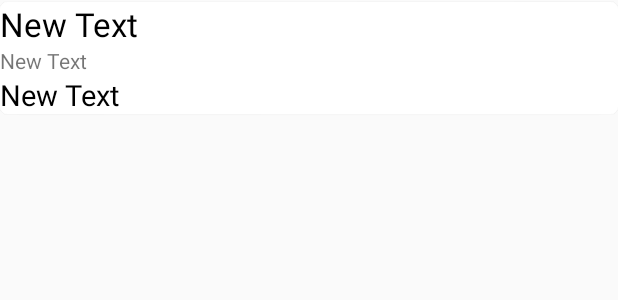
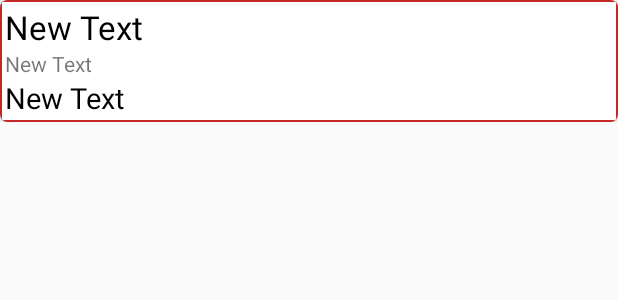
Before and after one commit to CreditApp/CreditApp, an Android app: the layout adapter_news.xml on its own in the app's theme, with its tools: preview values and no code run, on a phone screen of 412 x 824 dp. Shown: the top 300 px of the screen. Run offline under Robolectric (Android 15) with nearby library versions, the phone set to English and light mode, and no system bars.

Commit message:
Make Rss feed beautiful

```diff
--- a/app/src/main/java/com/example/android/itcreditonline/Model/ReadRss.java
+++ b/app/src/main/java/com/example/android/itcreditonline/Model/ReadRss.java
@@ -29,7 +29,7 @@ import javax.xml.parsers.DocumentBuilderFactory;
 public class ReadRss extends AsyncTask<Void,Void,Void> {
     ArrayList<FeedItem> feedsItems;
     private Context context;
-    private String address = "https://www.creditcards.com/credit-card-news/rss/rss-view.php?id=25";
+    private String address = "http://www.ft.com/rss/companies/banks";
     private ProgressDialog progressDialog;
     private URL url;
     RecyclerView recyclerView;
--- /dev/null
+++ b/app/src/main/res/drawable/border.xml
@@ -0,0 +1,8 @@
+<shape xmlns:android="http://schemas.android.com/apk/res/android"
+    android:layout_height="match_parent"
+     android:layout_width="match_parent">
+    <stroke android:width="1dp" android:color="@color/colorPrimary" />
+    <padding android:left="1dp" android:top="1dp"
+        android:right="1dp" android:bottom="1dp" />
+    <corners android:radius="1dp" />
+</shape>
--- a/app/src/main/res/layout/adapter_news.xml
+++ b/app/src/main/res/layout/adapter_news.xml
@@ -3,7 +3,7 @@
     xmlns:app="http://schemas.android.com/apk/res-auto"
     android:orientation="horizontal"
     android:layout_width="match_parent"
-    android:layout_height="78dp">
+    android:layout_height="wrap_content">
 
     <android.support.v7.widget.CardView
         android:id="@+id/card_view"
@@ -16,6 +16,8 @@
             android:layout_width="match_parent"
             android:layout_height="match_parent"
             android:orientation="vertical"
+            android:padding="3dp"
+            android:background="@drawable/border"
             >
 
             <TextView
```
